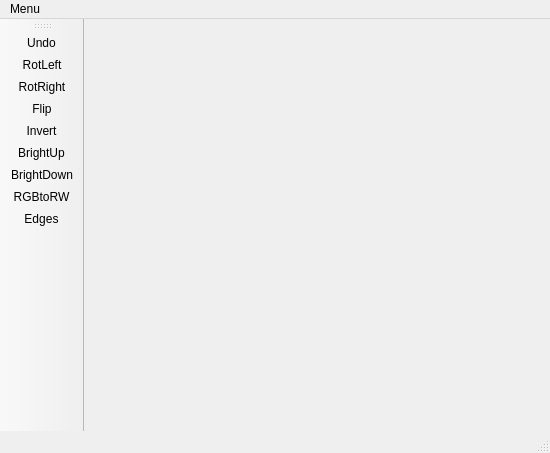
First picture: the form in editor.ui, repository PavelKriz/Easy-image-editor-in-Python-, before the edit.
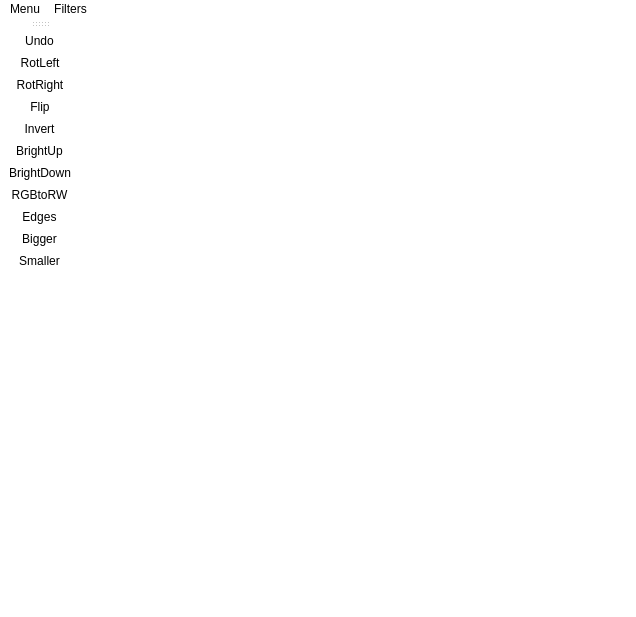
Second picture: the form after the edit. Icons and pictures are not drawn.

Diff of the .ui file:
```diff
--- a/editor.ui
+++ b/editor.ui
@@ -6,12 +6,17 @@
    <rect>
     <x>0</x>
     <y>0</y>
-    <width>550</width>
-    <height>453</height>
+    <width>636</width>
+    <height>617</height>
    </rect>
   </property>
   <property name="windowTitle">
-   <string>MainWindow</string>
+   <string>PK-Easy image editor</string>
+  </property>
+  <property name="styleSheet">
+   <string notr="true">border-color: rgb(255, 255, 255);
+selection-background-color: rgb(135, 171, 255);
+background-color: rgb(255, 255, 255);</string>
   </property>
   <widget class="QWidget" name="centralwidget">
    <layout class="QVBoxLayout" name="verticalLayout_2">
@@ -29,7 +34,7 @@
     <rect>
      <x>0</x>
      <y>0</y>
-     <width>550</width>
+     <width>636</width>
      <height>21</height>
     </rect>
    </property>
@@ -39,13 +44,24 @@
     </property>
     <addaction name="actionOpen"/>
     <addaction name="actionSave"/>
+    <addaction name="actionexitp"/>
+   </widget>
+   <widget class="QMenu" name="menuFilters">
+    <property name="title">
+     <string>Filters</string>
+    </property>
+    <addaction name="actionCrazy_Rainbow"/>
    </widget>
    <addaction name="menuMenu"/>
+   <addaction name="menuFilters"/>
   </widget>
   <widget class="QToolBar" name="toolBar">
    <property name="windowTitle">
     <string>toolBar</string>
    </property>
+   <property name="toolButtonStyle">
+    <enum>Qt::ToolButtonTextUnderIcon</enum>
+   </property>
    <attribute name="toolBarArea">
     <enum>LeftToolBarArea</enum>
    </attribute>
@@ -61,8 +77,9 @@
    <addaction name="actionBrightDown"/>
    <addaction name="actionRGBtoRW"/>
    <addaction name="actionEdges"/>
+   <addaction name="actionBigger"/>
+   <addaction name="actionSmaller"/>
   </widget>
-  <widget class="QStatusBar" name="statusBar"/>
   <action name="actionOpen">
    <property name="text">
     <string>Open</string>
@@ -181,6 +198,43 @@
     <string>Převede barevný obrázek na černobílý.</string>
    </property>
   </action>
+  <action name="actionCrazy_Rainbow">
+   <property name="text">
+    <string>Crazy Rainbow</string>
+   </property>
+  </action>
+  <action name="actionBigger">
+   <property name="icon">
+    <iconset>
+     <normaloff>icons/bigger.jpg</normaloff>icons/bigger.jpg</iconset>
+   </property>
+   <property name="text">
+    <string>Bigger</string>
+   </property>
+   <property name="toolTip">
+    <string>Zvětší náhled obrázku</string>
+   </property>
+  </action>
+  <action name="actionexitp">
+   <property name="text">
+    <string>exitp</string>
+   </property>
+   <property name="toolTip">
+    <string>Ukončí program.</string>
+   </property>
+  </action>
+  <action name="actionSmaller">
+   <property name="icon">
+    <iconset>
+     <normaloff>icons/smaller.jpg</normaloff>icons/smaller.jpg</iconset>
+   </property>
+   <property name="text">
+    <string>Smaller</string>
+   </property>
+   <property name="toolTip">
+    <string>Zmenší náhled obrázku</string>
+   </property>
+  </action>
  </widget>
  <resources>
   <include location="ikony.qrc"/>
```
Left out of the diff: 6 changed lines with no effect on the pictures.
